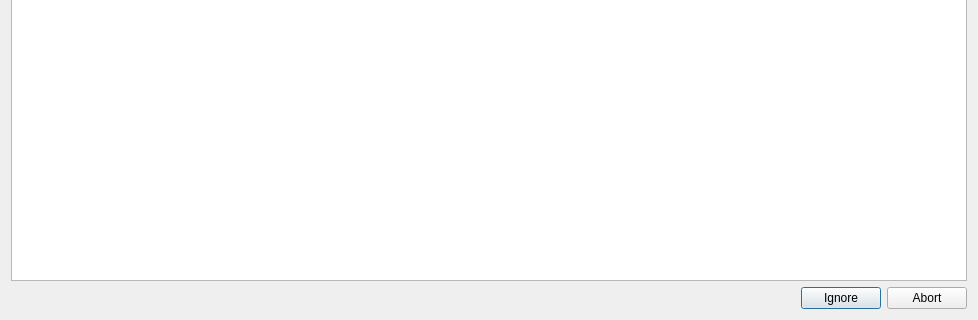
0xd34df00d/leechcraft, file src/plugins/azoth/sslerrorsdialog.ui: the form before one commit; both pictures show x 0 to 978 and y 412 to 732 of the 978 by 732 pixel window.
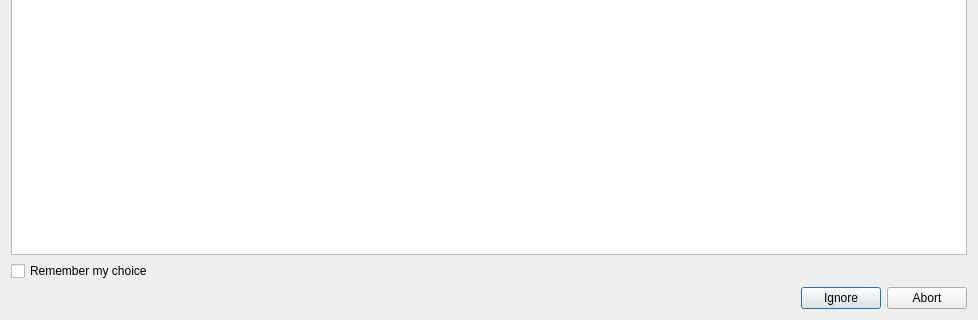
The form after the commit.

Commit message: [Azoth] SslErrorsDialog::ShouldRememberChoice().

Diff of the .ui file:
```diff
--- a/src/plugins/azoth/sslerrorsdialog.ui
+++ b/src/plugins/azoth/sslerrorsdialog.ui
@@ -38,6 +38,13 @@
      </column>
     </widget>
    </item>
+   <item>
+    <widget class="QCheckBox" name="RememberChoice_">
+     <property name="text">
+      <string>Remember my choice</string>
+     </property>
+    </widget>
+   </item>
    <item>
     <widget class="QDialogButtonBox" name="buttonBox">
      <property name="orientation">
```
The commit also changes 2 other files.
